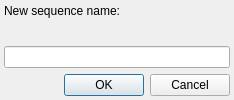
This is dev/Code/Sandbox/Plugins/UiCanvasEditor/Animation/UiAnimViewNewSequenceDialog.ui in aws/lumberyard as Qt 5 draws it before an edit. The edited form follows.
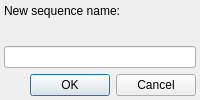
This is the edited form.

Diff of the .ui file:
```diff
--- a/dev/Code/Sandbox/Plugins/UiCanvasEditor/Animation/UiAnimViewNewSequenceDialog.ui
+++ b/dev/Code/Sandbox/Plugins/UiCanvasEditor/Animation/UiAnimViewNewSequenceDialog.ui
@@ -40,35 +40,11 @@
     </widget>
    </item>
    <item>
-    <layout class="QHBoxLayout" name="horizontalLayout">
-     <item>
-      <spacer name="horizontalSpacer">
-       <property name="orientation">
-        <enum>Qt::Horizontal</enum>
-       </property>
-       <property name="sizeHint" stdset="0">
-        <size>
-         <width>60</width>
-         <height>20</height>
-        </size>
-       </property>
-      </spacer>
-     </item>
-     <item>
-      <widget class="QPushButton" name="BTNOK">
-       <property name="text">
-        <string>OK</string>
-       </property>
-      </widget>
-     </item>
-     <item>
-      <widget class="QPushButton" name="BTNCANCEL">
-       <property name="text">
-        <string>Cancel</string>
-       </property>
-      </widget>
-     </item>
-    </layout>
+    <widget class="QDialogButtonBox" name="buttonBox">
+     <property name="standardButtons">
+      <set>QDialogButtonBox::Cancel|QDialogButtonBox::Ok</set>
+     </property>
+    </widget>
    </item>
   </layout>
  </widget>
```
Left out of the diff: 12 changed lines with no effect on the pictures.
